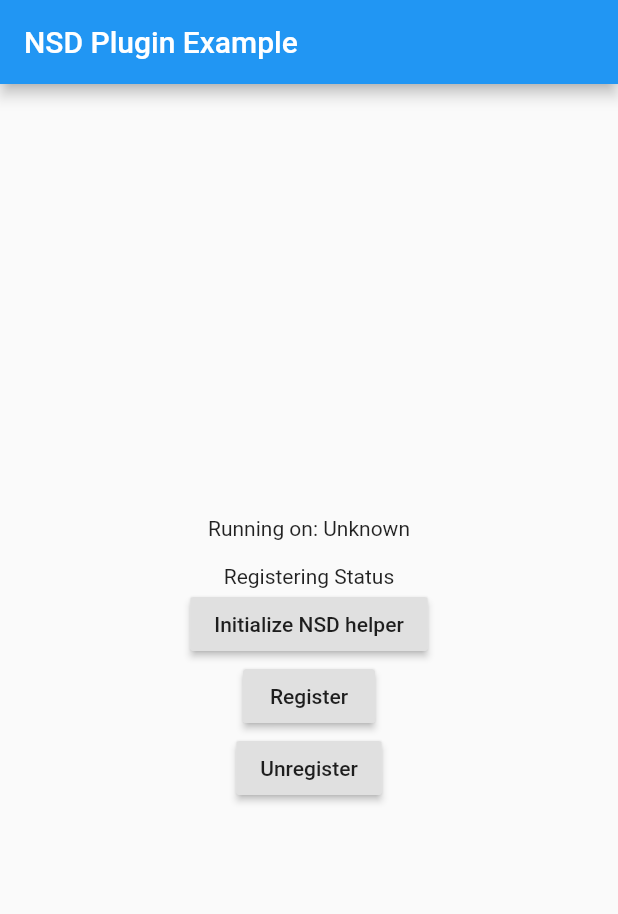
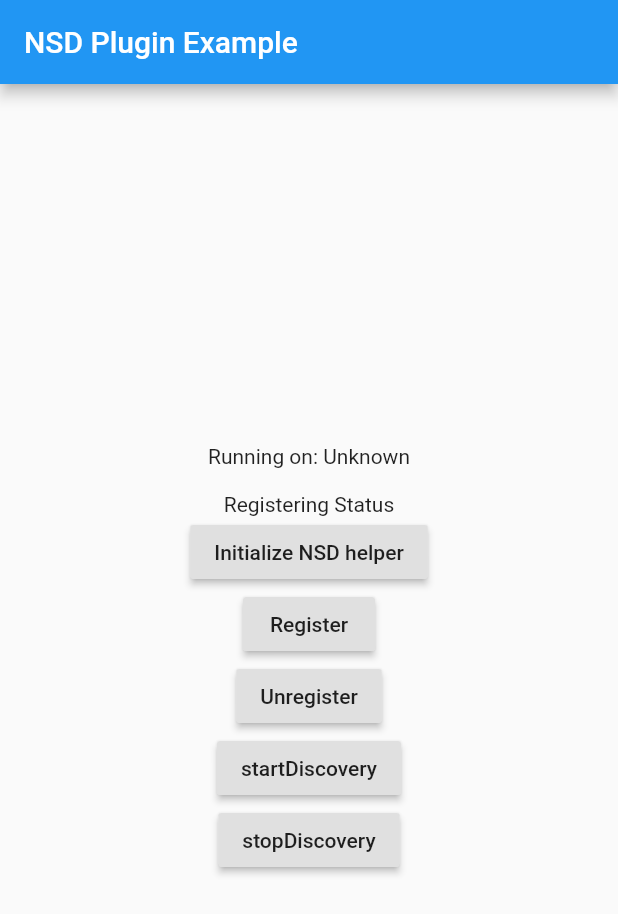
Before and after one commit to sinadarvi/nsd_flutter, a Flutter app: the screen it shows after launch, on a phone screen of 412 x 824 dp. Shown: the top 914 px of the screen. Run offline on Flutter 3.47's test engine with Material 2 defaults, Android fonts, the phone set to English and light mode, and no system bars.

Commit message:
discovery handled without any stream.

```diff
--- a/example/lib/main.dart
+++ b/example/lib/main.dart
@@ -89,6 +89,18 @@ class _MyAppState extends State<MyApp> {
                   await nsdFlutter.unregister;
                 },
               ),
+              RaisedButton(
+                child: Text("startDiscovery"),
+                onPressed: () async {
+                  await NsdFlutter.startDiscovery;
+                },
+              ),
+              RaisedButton(
+                child: Text("stopDiscovery"),
+                onPressed: () async {
+                  await NsdFlutter.stopDiscovery;
+                },
+              ),
             ],
           ),
         ),
--- a/lib/nsd_flutter.dart
+++ b/lib/nsd_flutter.dart
@@ -39,7 +39,7 @@ class NsdFlutter {
   Future<void> initializeNsdHelper(bool isLogEnabled, bool isAutoResolveEnabled,
       int discoveryTimeout) async {
     try {
-      return _channel.invokeMethod('initializeNsdHelper', <String, dynamic>{
+      _channel.invokeMethod('initializeNsdHelper', <String, dynamic>{
         'isLogEnabled': isLogEnabled,
         'isAutoResolveEnabled': isAutoResolveEnabled,
         'discoveryTimeout': discoveryTimeout,
@@ -51,7 +51,7 @@ class NsdFlutter {
 
   Future<void> register(String desiredServiceName, String nsdType) async {
     try {
-      return _channel.invokeMethod('register', <String, dynamic>{
+      _channel.invokeMethod('register', <String, dynamic>{
         'desiredServiceName': desiredServiceName,
         'type': nsdType
       });
@@ -63,4 +63,18 @@ class NsdFlutter {
   Future<bool> get unregister async {
     return await _channel.invokeMethod('unregister');
   }
+
+  static Future<void> startDiscovery(String nsdType) async {
+    try {
+      _channel.invokeMethod('startDiscovery', <String, String>{
+        'nsdType': nsdType,
+      });
+    } on PlatformException catch (e) {
+      throw 'Unable to startDiscovery: ${e.message}';
+    }
+  }
+
+  static Future<void> stopDiscovery() async {
+    await _channel.invokeMethod('stopDiscovery');
+  }
 }
```
Also changed, not shown: 1 other file.
